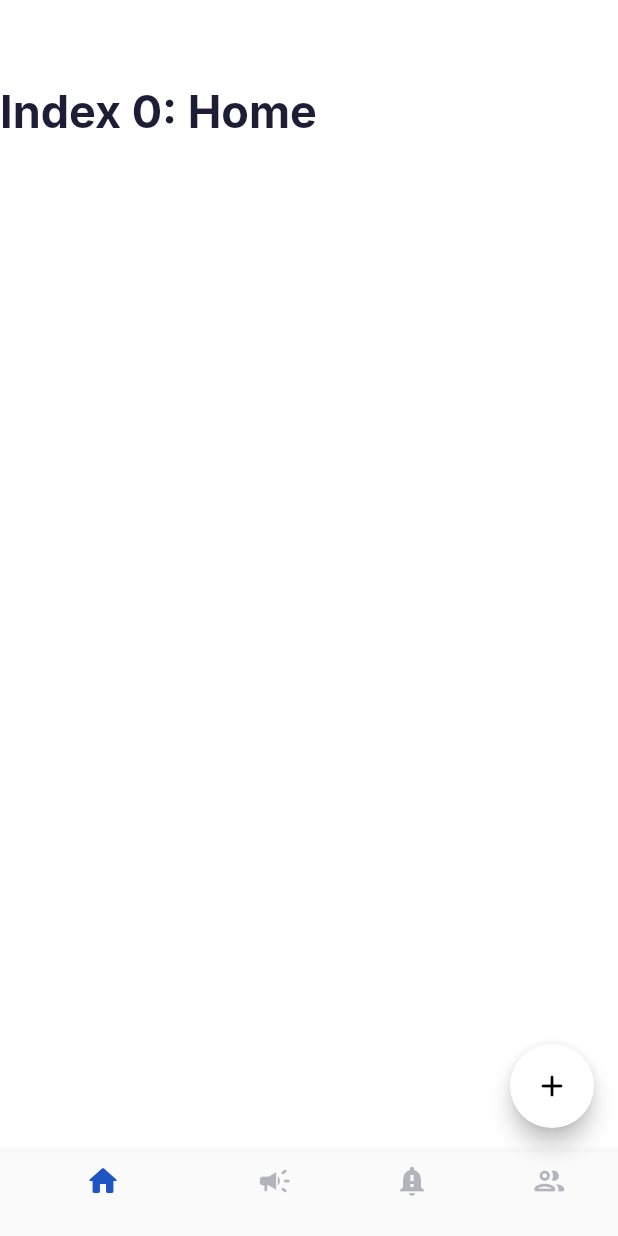
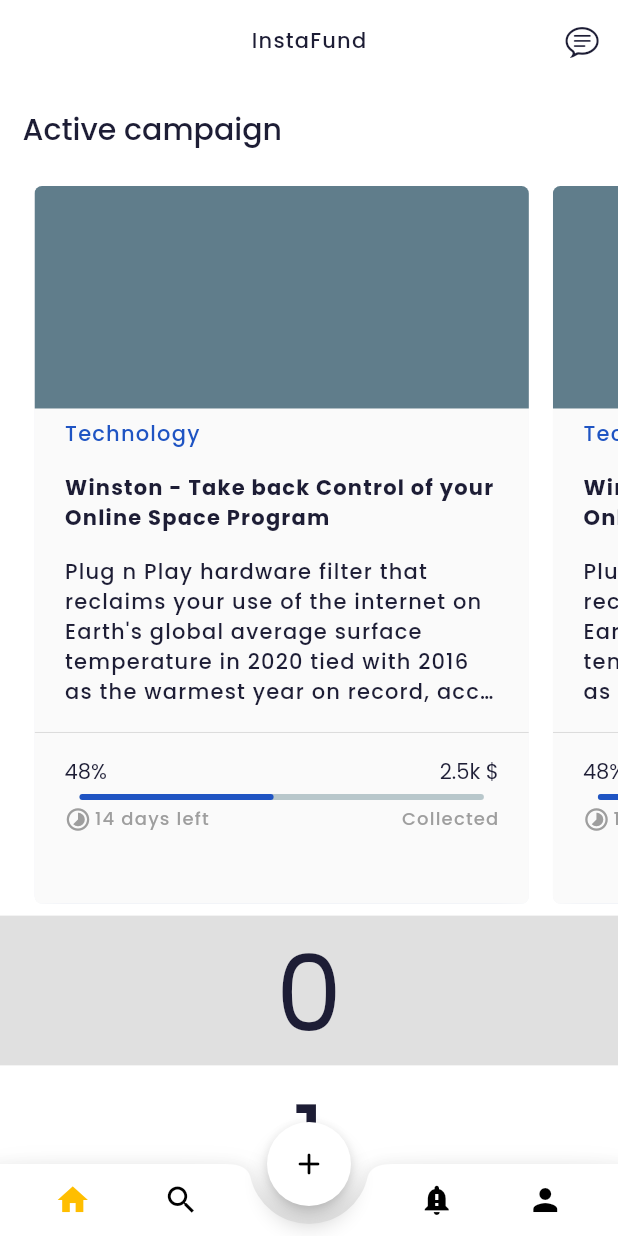
Before and after one commit to AjjuSingh/Crowdfunding-App, a Flutter app: the DashboardPage screen opened directly, on a phone screen of 412 x 824 dp. Run offline on Flutter 3.47's test engine with Material 2 defaults, Android fonts, the phone set to English and light mode, and no system bars; drawn by our look-alikes of percent_indicator; our stand-ins replace dartz, dio, google_fonts, modal_bottom_sheet, pin_code_fields, shared_preferences; accounts and stored records are empty.

Commit message:
Campaign card UI

```diff
--- a/lib/constants/app_colors.dart
+++ b/lib/constants/app_colors.dart
@@ -1,4 +1,6 @@
 import 'dart:ui';
+
+import 'package:flutter/material.dart';
 
 class AppColors {
   static final Color fadeColor = Color(0xFFC0C9Cb);
@@ -14,5 +16,6 @@ const kContentColorLightTheme = Color(0xFF1D1D35);
 const kContentColorDarkTheme = Color(0xFFF5FCF9);
 const kWarninngColor = Color(0xFFF3BB1C);
 const kErrorColor = Color(0xFFF03738);
-
+const kActiveIcon = Color(0xFFFFBE00);
+const kInactiveIcon = Colors.black;
 const kDefaultPadding = 20.0;
--- a/lib/constants/app_config.dart
+++ b/lib/constants/app_config.dart
@@ -2,3 +2,5 @@ class AppConfig {
   static double? screenHeight;
   static double? screenWidth;
 }
+
+String kAppName = "InstaFund";
--- a/lib/themes.dart
+++ b/lib/themes.dart
@@ -9,7 +9,10 @@ ThemeData lightThemeData(BuildContext context) {
     scaffoldBackgroundColor: Colors.white,
     appBarTheme: appBarTheme,
     iconTheme: IconThemeData(color: kContentColorLightTheme),
-    textTheme: GoogleFonts.interTextTheme(Theme.of(context).textTheme).apply(
+    textTheme: GoogleFonts.poppinsTextTheme(Theme.of(context)
+            .textTheme
+            .copyWith(bodyText1: TextStyle(letterSpacing: 0.8, height: 1.4)))
+        .apply(
       bodyColor: kContentColorLightTheme,
     ),
     colorScheme: ColorScheme.light(
@@ -35,7 +38,7 @@ ThemeData darkThemeData(BuildContext context) {
     scaffoldBackgroundColor: kContentColorLightTheme,
     appBarTheme: appBarTheme,
     iconTheme: IconThemeData(color: kContentColorDarkTheme),
-    textTheme: GoogleFonts.interTextTheme(Theme.of(context).textTheme)
+    textTheme: GoogleFonts.robotoTextTheme(Theme.of(context).textTheme)
         .apply(bodyColor: kContentColorDarkTheme),
     colorScheme: ColorScheme.dark().copyWith(
       primary: kPrimaryColor,
--- a/lib/ui/dashboard/dashboard_page.dart
+++ b/lib/ui/dashboard/dashboard_page.dart
@@ -1,4 +1,5 @@
 import 'package:crowdfund_app/constants/constants.dart';
+import 'package:crowdfund_app/ui/dashboard/home/home_page.dart';
 import 'package:flutter/material.dart';
 import 'package:modal_bottom_sheet/modal_bottom_sheet.dart';
 
@@ -12,11 +13,8 @@ class _DashboardPageState extends State<DashboardPage> {
 
   static const TextStyle optionStyle =
       TextStyle(fontSize: 30, fontWeight: FontWeight.bold);
-  static const List<Widget> _widgetOptions = <Widget>[
-    Text(
-      'Index 0: Home',
-      style: optionStyle,
-    ),
+  List<Widget> _widgetOptions = <Widget>[
+    HomePage(),
     Text(
       'Index 1: Crowdfund Campaigns',
       style: optionStyle,
@@ -41,9 +39,6 @@ class _DashboardPageState extends State<DashboardPage> {
   Widget build(BuildContext context) {
     return Scaffold(
         resizeToAvoidBottomInset: false,
-        appBar: AppBar(
-          title: Text("Crowdfund Campaigns"),
-        ),
         body: _widgetOptions.elementAt(_selectedIndex),
         floatingActionButton: FloatingActionButton(
           backgroundColor: Colors.white,
@@ -86,22 +81,65 @@ class _DashboardPageState extends State<DashboardPage> {
           child: Icon(Icons.add_rounded),
         ),
         floatingActionButtonAnimator: FloatingActionButtonAnimator.scaling,
-        floatingActionButtonLocation: FloatingActionButtonLocation.endFloat,
-        bottomNavigationBar: BottomNavigationBar(
-            currentIndex: _selectedIndex,
-            onTap: (pos) {
-              _onItemTapped(pos);
-            },
-            items: [
-              BottomNavigationBarItem(
-                  icon: Icon(Icons.home_rounded), label: ""),
-              BottomNavigationBarItem(
-                  icon: Icon(Icons.campaign_rounded), label: ""),
-              BottomNavigationBarItem(
-                  icon: Icon(Icons.notification_important), label: ""),
-              BottomNavigationBarItem(
-                  icon: Icon(Icons.people_outline_rounded), label: "")
-            ]));
+        floatingActionButtonLocation: FloatingActionButtonLocation.centerDocked,
+        bottomNavigationBar: BottomAppBar(
+            shape: CircularNotchedRectangle(),
+            elevation: 10,
+            notchMargin: 12,
+            color: Colors.white,
+            child: Row(
+              mainAxisAlignment: MainAxisAlignment.spaceAround,
+              children: [
+                Spacer(),
+                IconButton(
+                    icon: Icon(
+                      Icons.home,
+                      color: _selectedIndex == 0 ? kActiveIcon : kInactiveIcon,
+                    ),
+                    onPressed: () {
+                      setState(() {
+                        _selectedIndex = 0;
+                      });
+                    }),
+                Spacer(
+                  flex: 1,
+                ),
+                IconButton(
+                    icon: Icon(Icons.search,
+                        color:
+                            _selectedIndex == 1 ? kActiveIcon : kInactiveIcon),
+                    onPressed: () {
+                      setState(() {
+                        _selectedIndex = 1;
+                      });
+                    }),
+                Spacer(
+                  flex: 5,
+                ),
+                IconButton(
+                    icon: Icon(Icons.notification_important,
+                        color:
+                            _selectedIndex == 2 ? kActiveIcon : kInactiveIcon),
+                    onPressed: () {
+                      setState(() {
+                        _selectedIndex = 2;
+                      });
+                    }),
+                Spacer(
+                  flex: 1,
+                ),
+                IconButton(
+                    icon: Icon(Icons.person,
+                        color:
+                            _selectedIndex == 3 ? kActiveIcon : kInactiveIcon),
+                    onPressed: () {
+                      setState(() {
+                        _selectedIndex = 3;
+                      });
+                    }),
+                Spacer()
+              ],
+            )));
   }
 
   List<Map<String, dynamic>> options = [
--- /dev/null
+++ b/lib/ui/dashboard/home/campaign/campaign_brief_card_page.dart
@@ -0,0 +1,138 @@
+import 'package:crowdfund_app/constants/app_colors.dart';
+import 'package:crowdfund_app/constants/app_config.dart';
+import 'package:crowdfund_app/widgets/percent_indicator_widget.dart';
+import 'package:flutter/material.dart';
+import 'package:percent_indicator/linear_percent_indicator.dart';
+
+/// This widget shows the short detail about campaign on home page
+class CampaignItemPage extends StatelessWidget {
+  @override
+  Widget build(BuildContext context) {
+    return Container(
+      width: AppConfig.screenWidth! * 0.8,
+      child: Column(
+        crossAxisAlignment: CrossAxisAlignment.start,
+        children: [
+          _buildBackground(),
+          Padding(
+            padding: kMaterialListPadding.copyWith(
+                left: kDefaultPadding, right: kDefaultPadding),
+            child: _buildType(context),
+          ),
+          Padding(
+            padding: kMaterialListPadding.copyWith(
+                left: kDefaultPadding, right: kDefaultPadding),
+            child: _buildTitle(context),
+          ),
+          Padding(
+            padding: kMaterialListPadding.copyWith(
+                left: kDefaultPadding, right: kDefaultPadding),
+            child: _buildDescripiton(context),
+          ),
+          Divider(),
+          Padding(
+            padding: kMaterialListPadding.copyWith(
+                left: kDefaultPadding, right: kDefaultPadding),
+            child: _buildFundTrackerWidget(context),
+          ),
+        ],
+      ),
+    );
+  }
+
+  Widget _buildBackground() {
+    return SizedBox(
+        height: AppConfig.screenHeight! * 0.18,
+        child: Container(
+          color: Colors.blueGrey,
+        ));
+  }
+
+  Widget _buildType(BuildContext context) {
+    return Text(
+      "Technology",
+      style:
+          Theme.of(context).textTheme.bodyText1!.copyWith(color: kPrimaryColor),
+    );
+  }
+
+  Widget _buildTitle(BuildContext context) {
+    return Text('''Winston - Take back Control of your  Online Space Program''',
+        maxLines: 2,
+        overflow: TextOverflow.ellipsis,
+        style: Theme.of(context)
+            .textTheme
+            .bodyText1!
+            .copyWith(fontWeight: FontWeight.bold));
+  }
+
+  Widget _buildDescripiton(BuildContext context) {
+    return Text(
+        '''Plug n Play hardware filter that reclaims your use of the internet on Earth's global average surface temperature in 2020 tied with 2016 as the warmest year on record, according to an analysis by NASA.''' *
+            2,
+        maxLines: 5,
+        overflow: TextOverflow.ellipsis,
+        style: Theme.of(context).textTheme.bodyText1!);
+  }
+
+  _buildFundTrackerWidget(BuildContext context) {
+    return Column(
+      mainAxisAlignment: MainAxisAlignment.start,
+      children: [
+        Row(
+          mainAxisAlignment: MainAxisAlignment.spaceBetween,
+          children: [Text("48%"), Text("2.5k \$")],
+        ),
+        SizedBox(
+          height: 4,
+        ),
+        LinearPercentIndicator(
+          linearStrokeCap: LinearStrokeCap.roundAll,
+          animation: true,
+          lineHeight: 4,
+          animationDuration: 1500,
+          percent: 0.48,
+          progressColor: kPrimaryColor,
+        ),
+        SizedBox(
+          height: 4,
+        ),
+        Row(
+          mainAxisAlignment: MainAxisAlignment.spaceBetween,
+          children: [
+            Row(
+              children: [
+                Icon(
+                  Icons.timelapse,
+                  size: 18,
+                  color: Colors.grey,
+                ),
+                SizedBox(
+                  width: 2,
+                ),
+                Text(
+                  "14 days left",
+                  style: Theme.of(context)
+                      .textTheme
+                      .bodyText1!
+                      .copyWith(color: Colors.grey, fontSize: 12),
+                )
+              ],
+            ),
+            Row(
+              children: [
+                Text(
+                  "Collected",
+                  style: Theme.of(context)
+                      .textTheme
+                      .bodyText1!
+                      .copyWith(color: Colors.grey, fontSize: 12),
+                )
+              ],
+            )
+          ],
+        )
+      ],
+    );
+  }
+}
--- /dev/null
+++ b/lib/ui/dashboard/home/campaign/home_page_campaign_card.dart
@@ -0,0 +1,30 @@
+import 'package:crowdfund_app/constants/constants.dart';
+import 'package:crowdfund_app/ui/dashboard/home/campaign/campaign_brief_card_page.dart';
+import 'package:flutter/material.dart';
+
+class CampaignSmallCard extends StatelessWidget {
+  @override
+  Widget build(BuildContext context) {
+    return SliverToBoxAdapter(
+      child: SizedBox(
+        height: AppConfig.screenHeight! * 0.6,
+        child: ListView.builder(
+            padding: EdgeInsets.only(
+              left: kPadding,
+            ),
+            scrollDirection: Axis.horizontal,
+            itemBuilder: (context, index) => Padding(
+                  padding: const EdgeInsets.all(8.0),
+                  child: ClipRRect(
+                    borderRadius: BorderRadius.circular(kSmallRadius),
+                    child: Material(
+                      shadowColor: Color(0x351F54c3),
+                      elevation: 10,
+                      child: CampaignItemPage(),
+                    ),
+                  ),
+                )),
+      ),
+    );
+  }
+}
--- /dev/null
+++ b/lib/ui/dashboard/home/home_page.dart
@@ -0,0 +1,76 @@
+import 'package:crowdfund_app/constants/app_config.dart';
+import 'package:crowdfund_app/constants/app_size.dart';
+import 'package:crowdfund_app/ui/dashboard/home/campaign/home_page_campaign_card.dart';
+import 'package:crowdfund_app/widgets/sliver_text.dart';
+import 'package:flutter/cupertino.dart';
+import 'package:flutter/material.dart';
+
+class HomePage extends StatefulWidget {
+  @override
+  _HomePageState createState() => _HomePageState();
+}
+
+class _HomePageState extends State<HomePage> {
+  /// TextEditingController for search field
+  late TextEditingController _searchController;
+
+  bool _pinned = true;
+  bool _snap = false;
+  bool _floating = false;
+
+  @override
+  void initState() {
+    super.initState();
+    _searchController = TextEditingController();
+  }
+
+  @override
+  Widget build(BuildContext context) {
+    return Scaffold(
+      body: CustomScrollView(
+        slivers: [
+          SliverAppBar(
+            pinned: _pinned,
+            floating: _floating,
+            snap: _snap,
+            title: Text(
+              kAppName,
+              style: Theme.of(context).textTheme.bodyText1,
+            ),
+            actionsIconTheme:
+                IconThemeData(color: Theme.of(context).iconTheme.color),
+            actions: [
+              IconButton(
+                  icon: Icon(CupertinoIcons.chat_bubble_text), onPressed: () {})
+            ],
+            backgroundColor: Colors.white,
+          ),
+          SliverPadding(
+            padding: EdgeInsets.all(kPadding),
+            sliver: SliverText(
+              child: Text(
+                "Active campaign",
+                style: Theme.of(context).textTheme.headline6,
+              ),
+            ),
+          ),
+          CampaignSmallCard(),
+          SliverList(
+            delegate: SliverChildBuilderDelegate(
+              (BuildContext context, int index) {
+                return Container(
+                  color: index.isOdd ? Colors.white : Colors.black12,
+                  height: 100.0,
+                  child: Center(
+                    child: Text('$index', textScaleFactor: 5),
+                  ),
+                );
+              },
+              childCount: 20,
+            ),
+          ),
+        ],
+      ),
+    );
+  }
+}
--- a/lib/ui/signup/setup_profile_page.dart
+++ b/lib/ui/signup/setup_profile_page.dart
@@ -1,9 +1,8 @@
 import 'package:crowdfund_app/commands/app/setup_user_account_command.dart';
 import 'package:crowdfund_app/constants/constants.dart';
-import 'package:crowdfund_app/models/response/post_response_model.dart';
 import 'package:crowdfund_app/routing/app_navigator.dart';
 import 'package:crowdfund_app/ui/dashboard/dashboard_page.dart';
-import 'package:crowdfund_app/widgets/styled_widgets.dart';
+import 'package:crowdfund_app/widgets/widgets.dart';
 import 'package:flutter/material.dart';
 
 class SetupProfilePage extends StatefulWidget {
--- /dev/null
+++ b/lib/widgets/percent_indicator_widget.dart
@@ -0,0 +1,19 @@
+import 'package:crowdfund_app/constants/app_config.dart';
+import 'package:flutter/material.dart';
+
+class ValuePercentIndicator extends StatelessWidget {
+  final int? value;
+
+  const ValuePercentIndicator({Key? key, this.value}) : super(key: key);
+  @override
+  Widget build(BuildContext context) {
+    return Align(
+      alignment: Alignment.centerLeft,
+      child: Container(
+        height: 4,
+        width: AppConfig.screenWidth! % value!.toDouble(),
+        color: Colors.grey,
+      ),
+    );
+  }
+}
--- /dev/null
+++ b/lib/widgets/sliver_text.dart
@@ -0,0 +1,14 @@
+import 'package:flutter/material.dart';
+
+class SliverText extends StatelessWidget {
+  final Widget? child;
+
+  const SliverText({Key? key, this.child}) : super(key: key);
+
+  @override
+  Widget build(BuildContext context) {
+    return SliverToBoxAdapter(
+      child: child,
+    );
+  }
+}
--- a/lib/widgets/styled_widgets.dart
+++ b/lib/widgets/widgets.dart
@@ -2,3 +2,4 @@ export 'styled_button.dart';
 export 'styled_load_spinner.dart';
 export 'text_form_field.dart';
 export 'ui_text.dart';
+export 'sliver_text.dart';
--- a/pubspec.yaml
+++ b/pubspec.yaml
@@ -30,6 +30,7 @@ dependencies:
   cupertino_icons: ^1.0.0
   pin_code_fields: ^7.0.0
   modal_bottom_sheet: ^2.0.0-nullsafety.1
+  percent_indicator: ^3.0.1
 
   # App storage
   shared_preferences: ^2.0.5
```
Also changed, not shown: lib/ui/dashboard/home/chip_selection_tab_page.dart (added), pubspec.lock.
